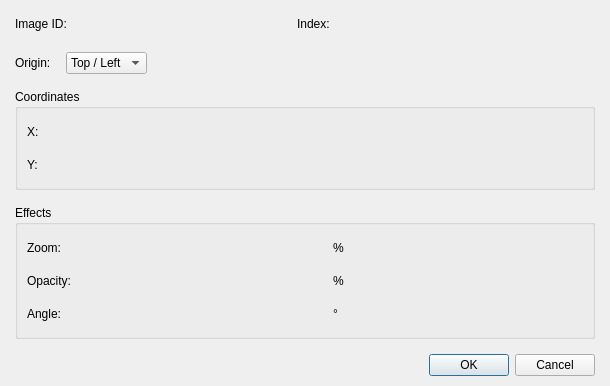
Qt form Editor/Dialogs/Commands/dialogcommanddisplayapicture.ui (RPG-Paper-Maker/RPG-Paper-Maker) before a commit.
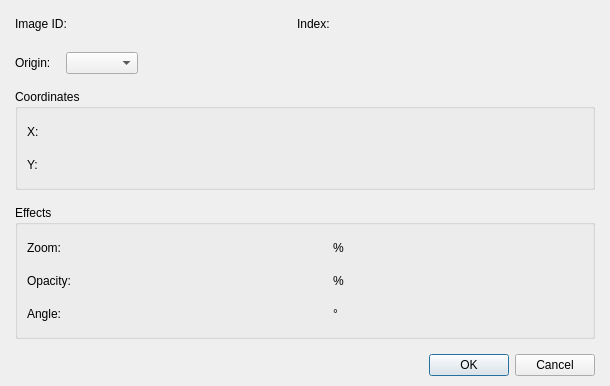
The same form after that commit. Custom widgets are drawn as their Qt base class.

Diff of the .ui file:
```diff
--- a/Editor/Dialogs/Commands/dialogcommanddisplayapicture.ui
+++ b/Editor/Dialogs/Commands/dialogcommanddisplayapicture.ui
@@ -93,18 +93,7 @@
           </widget>
          </item>
          <item>
-          <widget class="QComboBox" name="comboBox">
-           <item>
-            <property name="text">
-             <string>Top / Left</string>
-            </property>
-           </item>
-           <item>
-            <property name="text">
-             <string>Center</string>
-            </property>
-           </item>
-          </widget>
+          <widget class="QComboBox" name="comboBoxOrigin"/>
          </item>
          <item>
           <spacer name="horizontalSpacer">
```
Left out of the diff: 20 changed lines with no effect on the pictures.
